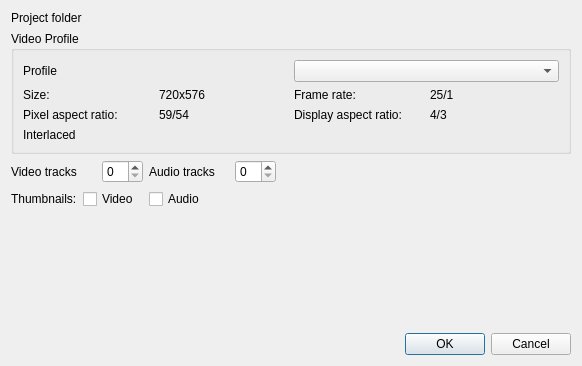
This is src/widgets/projectsettings_ui.ui in KDE/kdenlive as Qt 5 draws it before an edit. The edited form follows.
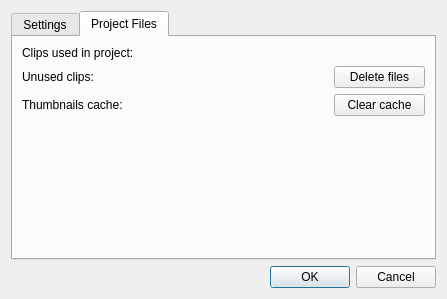
This is the edited form. The open tabs and pages were chosen to show the change. Custom widgets are drawn as their Qt base class.

Commit message: New file management tab in project settings dialog

```diff
--- a/src/widgets/projectsettings_ui.ui
+++ b/src/widgets/projectsettings_ui.ui
@@ -1,57 +1,41 @@
 <ui version="4.0" >
  <class>ProjectSettings_UI</class>
- <widget class="QDialog" name="ProjectSettings_UI" >
-  <property name="geometry" >
+ <widget class="QDialog" name="ProjectSettings_UI">
+  <property name="geometry">
    <rect>
     <x>0</x>
     <y>0</y>
-    <width>582</width>
-    <height>366</height>
+    <width>447</width>
+    <height>299</height>
    </rect>
   </property>
   <property name="windowTitle" >
    <string>Project Settings</string>
   </property>
-  <layout class="QGridLayout" name="gridLayout_3" >
-   <item row="3" column="5" colspan="3" >
-    <spacer name="horizontalSpacer" >
-     <property name="orientation" >
-      <enum>Qt::Horizontal</enum>
+  <layout class="QGridLayout" name="gridLayout_5">
+   <item row="0" column="0">
+    <widget class="QTabWidget" name="tabWidget">
+     <property name="currentIndex">
+      <number>0</number>
      </property>
-     <property name="sizeHint" stdset="0" >
-      <size>
-       <width>229</width>
-       <height>20</height>
-      </size>
-     </property>
-    </spacer>
-   </item>
-   <item row="4" column="3" colspan="3" >
-    <spacer name="verticalSpacer" >
-     <property name="orientation" >
-      <enum>Qt::Vertical</enum>
-     </property>
-     <property name="sizeHint" stdset="0" >
-      <size>
-       <width>105</width>
-       <height>17</height>
-      </size>
-     </property>
-    </spacer>
-   </item>
-   <item row="0" column="0" colspan="3" >
-    <widget class="QLabel" name="label_4" >
-     <property name="text" >
+     <widget class="QWidget" name="tab">
+      <attribute name="title">
+       <string>Settings</string>
+      </attribute>
+      <layout class="QGridLayout" name="gridLayout_3">
+       <item row="0" column="0" colspan="2">
+        <widget class="QLabel" name="label_4">
+         <property name="text">
       <string>Project folder</string>
      </property>
     </widget>
    </item>
-   <item row="0" column="3" colspan="5" >
-    <widget class="KUrlRequester" name="project_folder" />
-   </item>
-   <item row="1" column="0" colspan="8" >
-    <widget class="QGroupBox" name="properties" >
-     <property name="title" >
+       <item row="0" column="2" colspan="5">
+        <widget class="KUrlRequester" name="project_folder"/>
+       </item>
+       <item row="1" column="0" colspan="7">
+        <widget class="QGroupBox" name="properties">
+         <property name="title">
       <string>Video Profile</string>
      </property>
      <layout class="QGridLayout" name="gridLayout_2" >
@@ -135,70 +119,197 @@
      </layout>
     </widget>
    </item>
-   <item row="3" column="0" >
-    <widget class="QLabel" name="label_2" >
-     <property name="text" >
+       <item row="2" column="0">
+        <widget class="QLabel" name="label_7">
+         <property name="text">
+          <string>Video tracks</string>
+         </property>
+        </widget>
+       </item>
+       <item row="2" column="2">
+        <widget class="QSpinBox" name="video_tracks"/>
+       </item>
+       <item row="2" column="3" colspan="2">
+        <widget class="QLabel" name="label_8">
+         <property name="text">
+          <string>Audio tracks</string>
+         </property>
+        </widget>
+       </item>
+       <item row="2" column="5">
+        <widget class="QSpinBox" name="audio_tracks"/>
+       </item>
+       <item row="2" column="6">
+        <spacer name="horizontalSpacer_2">
+         <property name="orientation">
+          <enum>Qt::Horizontal</enum>
+         </property>
+         <property name="sizeHint" stdset="0">
+          <size>
+           <width>67</width>
+           <height>20</height>
+          </size>
+         </property>
+        </spacer>
+       </item>
+       <item row="3" column="0">
+        <widget class="QLabel" name="label_2">
+         <property name="text">
       <string>Thumbnails:</string>
      </property>
     </widget>
    </item>
-   <item row="3" column="1" colspan="3" >
-    <widget class="QCheckBox" name="video_thumbs" >
-     <property name="text" >
+       <item row="3" column="1" colspan="2">
+        <widget class="QCheckBox" name="video_thumbs">
+         <property name="text">
       <string>Video</string>
      </property>
     </widget>
    </item>
-   <item row="3" column="4" >
-    <widget class="QCheckBox" name="audio_thumbs" >
-     <property name="text" >
+       <item row="3" column="3">
+        <widget class="QCheckBox" name="audio_thumbs">
+         <property name="text">
       <string>Audio</string>
      </property>
     </widget>
    </item>
-   <item row="5" column="1" colspan="7" >
-    <widget class="QDialogButtonBox" name="buttonBox" >
-     <property name="orientation" >
+       <item row="3" column="4" colspan="3">
+        <spacer name="horizontalSpacer">
+         <property name="orientation">
       <enum>Qt::Horizontal</enum>
      </property>
-     <property name="standardButtons" >
+         <property name="sizeHint" stdset="0">
+          <size>
+           <width>229</width>
+           <height>20</height>
+          </size>
+         </property>
+        </spacer>
+       </item>
+       <item row="4" column="2" colspan="3">
+        <spacer name="verticalSpacer">
+         <property name="orientation">
+          <enum>Qt::Vertical</enum>
+         </property>
+         <property name="sizeHint" stdset="0">
+          <size>
+           <width>105</width>
+           <height>17</height>
+          </size>
+         </property>
+        </spacer>
+       </item>
+      </layout>
+     </widget>
+     <widget class="QWidget" name="tab_2">
+      <attribute name="title">
+       <string>Project Files</string>
+      </attribute>
+      <layout class="QGridLayout" name="gridLayout_4">
+       <item row="0" column="0">
+        <widget class="QLabel" name="label_12">
+         <property name="text">
+          <string>Clips used in project:</string>
+         </property>
+        </widget>
+       </item>
+       <item row="0" column="1">
+        <widget class="QLabel" name="used_count">
+         <property name="text">
+          <string/>
+         </property>
+        </widget>
+       </item>
+       <item row="0" column="2">
+        <widget class="QLabel" name="used_size">
+         <property name="text">
+          <string/>
+         </property>
+        </widget>
+       </item>
+       <item row="1" column="0">
+        <widget class="QLabel" name="label_6">
+         <property name="text">
+          <string>Unused clips:</string>
+         </property>
+        </widget>
+       </item>
+       <item row="1" column="1">
+        <widget class="QLabel" name="unused_count">
+         <property name="text">
+          <string/>
+         </property>
+        </widget>
+       </item>
+       <item row="1" column="2">
+        <widget class="QLabel" name="unused_size">
+         <property name="text">
+          <string/>
+         </property>
+        </widget>
+       </item>
+       <item row="1" column="3">
+        <widget class="KPushButton" name="delete_unused">
+         <property name="text">
+          <string>Delete files</string>
+         </property>
+        </widget>
+       </item>
+       <item row="2" column="0">
+        <widget class="QLabel" name="label_11">
+         <property name="text">
+          <string>Thumbnails cache:</string>
+         </property>
+        </widget>
+       </item>
+       <item row="2" column="1">
+        <widget class="QLabel" name="thumbs_count">
+         <property name="text">
+          <string/>
+         </property>
+        </widget>
+       </item>
+       <item row="2" column="2">
+        <widget class="QLabel" name="thumbs_size">
+         <property name="text">
+          <string/>
+         </property>
+        </widget>
+       </item>
+       <item row="2" column="3">
+        <widget class="KPushButton" name="clear_cache">
+         <property name="text">
+          <string>Clear cache</string>
+         </property>
+        </widget>
+       </item>
+       <item row="3" column="3">
+        <spacer name="verticalSpacer_2">
+         <property name="orientation">
+          <enum>Qt::Vertical</enum>
+         </property>
+         <property name="sizeHint" stdset="0">
+          <size>
+           <width>20</width>
+           <height>142</height>
+          </size>
+         </property>
+        </spacer>
+       </item>
+      </layout>
+     </widget>
+    </widget>
+   </item>
+   <item row="1" column="0">
+    <widget class="QDialogButtonBox" name="buttonBox">
+     <property name="orientation">
+      <enum>Qt::Horizontal</enum>
+     </property>
+     <property name="standardButtons">
       <set>QDialogButtonBox::Cancel|QDialogButtonBox::Ok</set>
      </property>
     </widget>
    </item>
-   <item row="2" column="7" >
-    <spacer name="horizontalSpacer_2" >
-     <property name="orientation" >
-      <enum>Qt::Horizontal</enum>
-     </property>
-     <property name="sizeHint" stdset="0" >
-      <size>
-       <width>67</width>
-       <height>20</height>
-      </size>
-     </property>
-    </spacer>
-   </item>
-   <item row="2" column="4" colspan="2" >
-    <widget class="QLabel" name="label_8" >
-     <property name="text" >
-      <string>Audio tracks</string>
-     </property>
-    </widget>
-   </item>
-   <item row="2" column="0" colspan="2" >
-    <widget class="QLabel" name="label_7" >
-     <property name="text" >
-      <string>Video tracks</string>
-     </property>
-    </widget>
-   </item>
-   <item row="2" column="2" colspan="2" >
-    <widget class="QSpinBox" name="video_tracks" />
-   </item>
-   <item row="2" column="6" >
-    <widget class="QSpinBox" name="audio_tracks" />
-   </item>
   </layout>
   <zorder>label_4</zorder>
   <zorder>project_folder</zorder>
@@ -214,16 +325,21 @@
   <zorder>audio_tracks</zorder>
  </widget>
  <customwidgets>
-  <customwidget>
-   <class>KComboBox</class>
-   <extends>QComboBox</extends>
-   <header>kcombobox.h</header>
-  </customwidget>
   <customwidget>
    <class>KUrlRequester</class>
    <extends>QFrame</extends>
    <header>kurlrequester.h</header>
   </customwidget>
+  <customwidget>
+   <class>KPushButton</class>
+   <extends>QPushButton</extends>
+   <header>kpushbutton.h</header>
+  </customwidget>
+  <customwidget>
+   <class>KComboBox</class>
+   <extends>QComboBox</extends>
+   <header>kcombobox.h</header>
+  </customwidget>
  </customwidgets>
  <resources/>
  <connections>
```
Left out of the diff: 97 changed lines with no effect on the pictures. Lines whose indentation alone changed are shown as unchanged.
